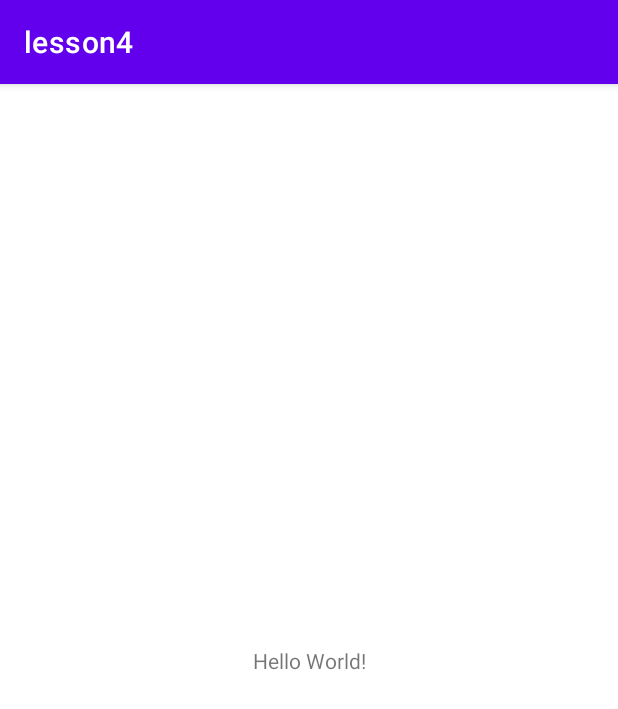
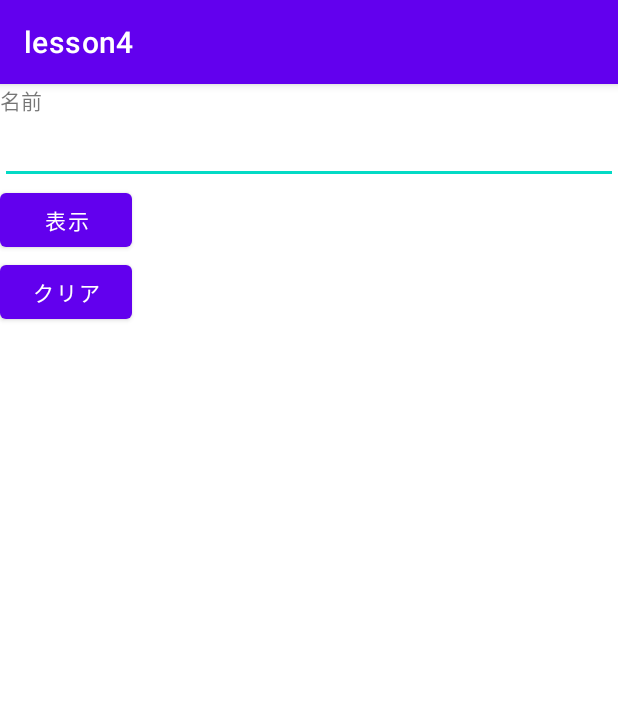
Before and after one commit to kbc18a11/androidstudy, an Android app: the screen it shows after launch (MainActivity), on a phone screen of 412 x 824 dp. Shown: the top 709 px of the screen. Run offline under Robolectric (Android 15) with nearby library versions, the phone set to English and light mode, and no system bars.

Commit message:
lesson4終了

```diff
--- a/lesson4/app/src/main/java/com/example/lesson4/MainActivity.java
+++ b/lesson4/app/src/main/java/com/example/lesson4/MainActivity.java
@@ -3,6 +3,10 @@ package com.example.lesson4;
 import androidx.appcompat.app.AppCompatActivity;
 
 import android.os.Bundle;
+import android.view.View;
+import android.widget.Button;
+import android.widget.EditText;
+import android.widget.TextView;
 
 public class MainActivity extends AppCompatActivity {
 
@@ -10,5 +14,33 @@ public class MainActivity extends AppCompatActivity {
     protected void onCreate(Bundle savedInstanceState) {
         super.onCreate(savedInstanceState);
         setContentView(R.layout.activity_main);
+
+        Button btClick = findViewById(R.id.btClick);
+        btClick.setOnClickListener(new HelloListener());
+
+        Button btClear = findViewById(R.id.btClear);
+        btClear.setOnClickListener(new ClearListener());
+    }
+
+    private class HelloListener implements View.OnClickListener {
+
+        @Override
+        public void onClick(View view) {
+            EditText input = findViewById(R.id.etName);
+            TextView output = findViewById(R.id.tvOutput);
+            String inputStr = input.getText().toString();
+            output.setText(inputStr + "殺す");
+        }
+    }
+
+    private class ClearListener implements View.OnClickListener {
+
+        @Override
+        public void onClick(View view) {
+            EditText input = findViewById(R.id.etName);
+            TextView output = findViewById(R.id.tvOutput);
+            input.setText("");
+            output.setText("");
+        }
     }
 }
--- a/lesson4/app/src/main/res/layout/activity_main.xml
+++ b/lesson4/app/src/main/res/layout/activity_main.xml
@@ -1,18 +1,40 @@
 <?xml version="1.0" encoding="utf-8"?>
-<androidx.constraintlayout.widget.ConstraintLayout xmlns:android="http://schemas.android.com/apk/res/android"
+<LinearLayout xmlns:android="http://schemas.android.com/apk/res/android"
     xmlns:app="http://schemas.android.com/apk/res-auto"
     xmlns:tools="http://schemas.android.com/tools"
     android:layout_width="match_parent"
     android:layout_height="match_parent"
-    tools:context=".MainActivity">
+    android:orientation="vertical">
 
     <TextView
+        android:layout_width="match_parent"
+        android:layout_height="wrap_content"
+        android:text="@string/tv_name" />
+
+    <EditText
+        android:id="@+id/etName"
+        android:layout_width="match_parent"
+        android:layout_height="wrap_content"
+        android:inputType="text" />
+
+    <Button
+        android:id="@+id/btClick"
         android:layout_width="wrap_content"
         android:layout_height="wrap_content"
-        android:text="Hello World!"
-        app:layout_constraintBottom_toBottomOf="parent"
-        app:layout_constraintLeft_toLeftOf="parent"
-        app:layout_constraintRight_toRightOf="parent"
-        app:layout_constraintTop_toTopOf="parent" />
+        android:text="@string/bt_click" />
 
-</androidx.constraintlayout.widget.ConstraintLayout>
+    <Button
+        android:id="@+id/btClear"
+        android:layout_width="wrap_content"
+        android:layout_height="wrap_content"
+        android:text="@string/bt_clear" />
+
+    <TextView
+        android:id="@+id/tvOutput"
+        android:layout_width="match_parent"
+        android:layout_height="wrap_content"
+        android:layout_marginTop="25dp"
+        android:text=""
+        android:textSize="25dp" />
+
+</LinearLayout>
--- a/lesson4/app/src/main/res/values/strings.xml
+++ b/lesson4/app/src/main/res/values/strings.xml
@@ -1,3 +1,6 @@
 <resources>
     <string name="app_name">lesson4</string>
+    <string name="tv_name">名前</string>
+    <string name="bt_click">表示</string>
+    <string name="bt_clear">クリア</string>
 </resources>
```
